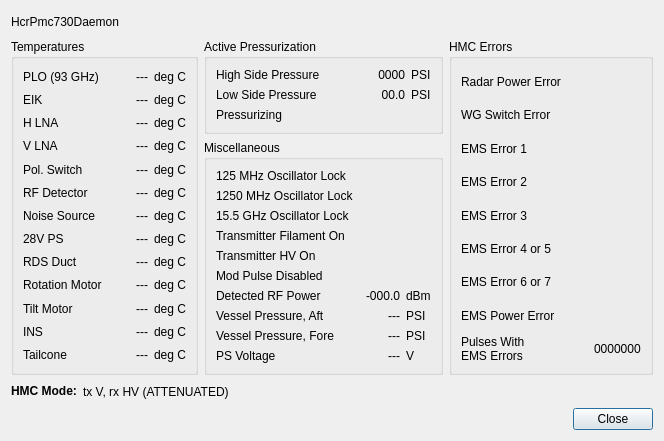
First picture: the form in src/hcrgui/Pmc730Details.ui, repository NCAR/HCR_instrument, before the edit.
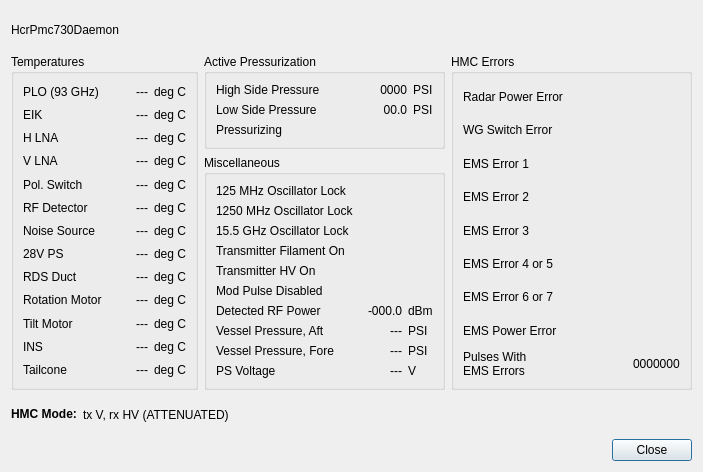
Second picture: the form after the edit. Icons and pictures are not drawn.

Patch:
```diff
--- a/src/hcrgui/Pmc730Details.ui
+++ b/src/hcrgui/Pmc730Details.ui
@@ -6,8 +6,8 @@
    <rect>
     <x>0</x>
     <y>0</y>
-    <width>664</width>
-    <height>441</height>
+    <width>703</width>
+    <height>472</height>
    </rect>
   </property>
   <property name="windowTitle">
```
Left out of the diff: 3 changed lines with no effect on the pictures.
